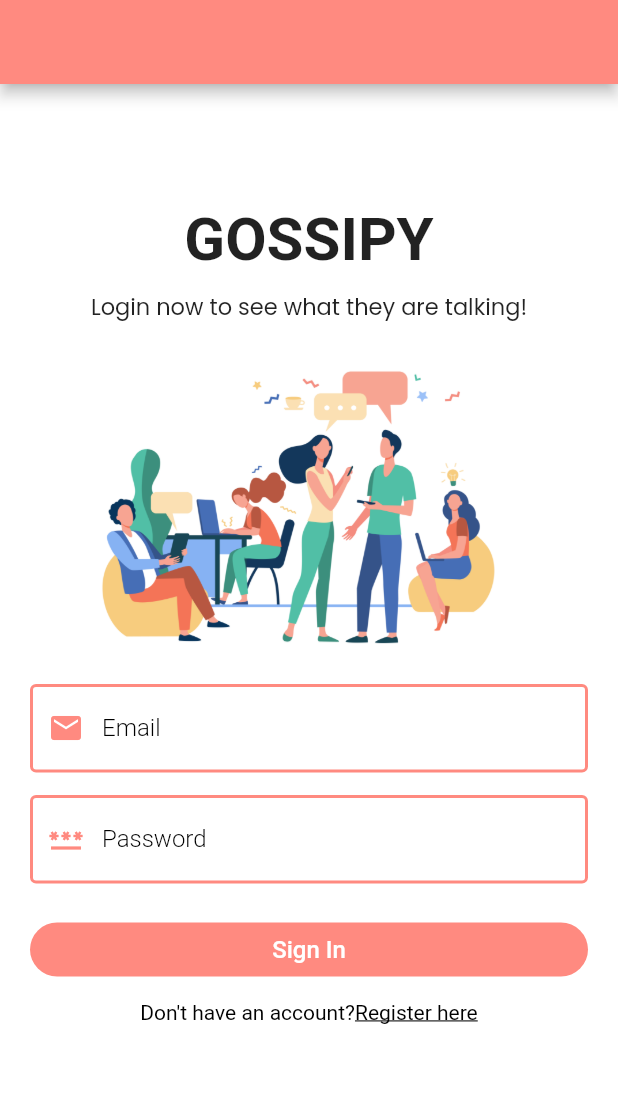
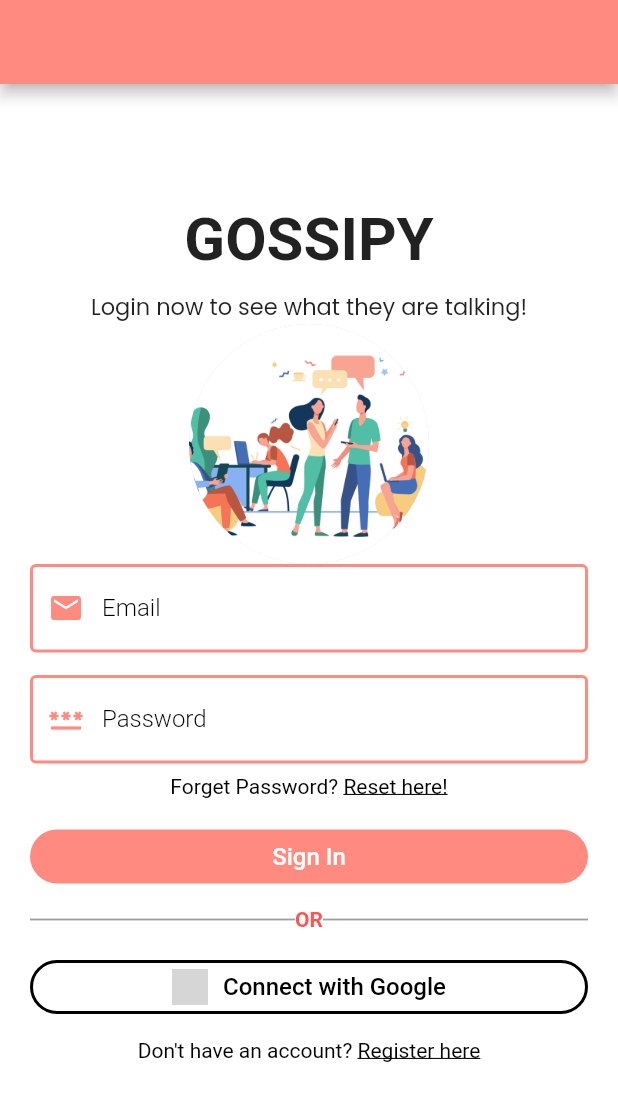
Before and after one commit to mansi05041/chatgrp_firebase, a Flutter app: the screen it shows after launch, on a phone screen of 412 x 824 dp. Shown: the top 1101 px of the screen. Run offline on Flutter 3.47's test engine with Material 2 defaults, Android fonts, the phone set to English and light mode, and no system bars; our stand-ins replace cloud_firestore, firebase_auth, firebase_core, google_fonts, shared_preferences; accounts and stored records are empty; Roboto replaces fonts that are missing (Eczar); grey boxes are pictures that could not be loaded.

Commit message:
Added login with Google option

```diff
--- a/lib/pages/login_page.dart
+++ b/lib/pages/login_page.dart
@@ -1,5 +1,6 @@
 import 'package:chatgrp_firebase/helper/helper_function.dart';
 import 'package:chatgrp_firebase/pages/register_page.dart';
+import 'package:chatgrp_firebase/pages/reset_password.dart';
 import 'package:chatgrp_firebase/service/auth_service.dart';
 import 'package:chatgrp_firebase/service/database_service.dart';
 import 'package:chatgrp_firebase/widgets/widget.dart';
@@ -29,6 +30,7 @@ class _LoginPageState extends State<LoginPage> {
     return Scaffold(
         appBar: AppBar(
           backgroundColor: Theme.of(context).primaryColor,
+          automaticallyImplyLeading: false,
         ),
         body: _isLoading
             ? Center(
@@ -41,21 +43,29 @@ class _LoginPageState extends State<LoginPage> {
                   child: Form(
                     key: formKey,
                     child: Column(
-                      mainAxisAlignment: MainAxisAlignment.center,
+                      mainAxisAlignment: MainAxisAlignment.start,
                       crossAxisAlignment: CrossAxisAlignment.center,
                       children: <Widget>[
+                        // main heading
                         Text("GOSSIPY",
                             style: GoogleFonts.eczar(
                                 textStyle: const TextStyle(
                                     fontSize: 40,
                                     fontWeight: FontWeight.bold))),
                         const SizedBox(height: 10),
+                        // sub heading
                         Text("Login now to see what they are talking!",
                             style: GoogleFonts.poppins(
                                 textStyle: const TextStyle(
                                     fontSize: 15,
                                     fontWeight: FontWeight.w400))),
-                        Image.asset("image/people_discuss.jpg"),
+                        // Image
+                        CircleAvatar(
+                          radius: 80,
+                          backgroundImage:
+                              AssetImage("image/people_discuss.jpg"),
+                        ),
+                        // email
                         TextFormField(
                           decoration: textInputDecoration.copyWith(
                               labelText: "Email",
@@ -80,6 +90,7 @@ class _LoginPageState extends State<LoginPage> {
                         const SizedBox(
                           height: 15,
                         ),
+                        // password
                         TextFormField(
                           obscureText: true,
                           decoration: textInputDecoration.copyWith(
@@ -101,9 +112,28 @@ class _LoginPageState extends State<LoginPage> {
                             });
                           },
                         ),
+                        const SizedBox(height: 7),
+                        // forget password option
+                        Text.rich(TextSpan(
+                          text: "Forget Password? ",
+                          style: const TextStyle(
+                              color: Colors.black, fontSize: 14),
+                          children: <TextSpan>[
+                            TextSpan(
+                                text: "Reset here!",
+                                style: const TextStyle(
+                                    color: Colors.black,
+                                    decoration: TextDecoration.underline),
+                                recognizer: TapGestureRecognizer()
+                                  ..onTap = () {
+                                    nextScreen(context, ResetPassword());
+                                  }),
+                          ],
+                        )),
                         const SizedBox(
-                          height: 20,
+                          height: 15,
                         ),
+                        // Sign in option
                         SizedBox(
                           width: double.infinity,
                           child: ElevatedButton(
@@ -120,11 +150,76 @@ class _LoginPageState extends State<LoginPage> {
                                     color: Colors.white, fontSize: 16)),
                           ),
                         ),
+                        SizedBox(height: 10),
+                        Row(
+                          children: const <Widget>[
+                            Expanded(
+                              child: Divider(
+                                height: 2,
+                                color: Colors.grey,
+                                thickness: 1.2,
+                              ),
+                            ),
+                            Text(
+                              'OR',
+                              style: TextStyle(
+                                color: Colors.redAccent,
+                                fontWeight: FontWeight.bold,
+                              ),
+                            ),
+                            Expanded(
+                              child: Divider(
+                                height: 2,
+                                color: Colors.grey,
+                                thickness: 1.2,
+                              ),
+                            ),
+                          ],
+                        ),
+                        // Google Sign in option
+                        const SizedBox(height: 13),
+                        SizedBox(
+                          width: double.infinity,
+                          child: ElevatedButton(
+                            style: ElevatedButton.styleFrom(
+                              backgroundColor: Colors.white,
+                              elevation: 0,
+                              shape: RoundedRectangleBorder(
+                                borderRadius: BorderRadius.circular(30),
+                                side: const BorderSide(
+                                  color: Colors.black,
+                                  width: 2,
+                                ),
+                              ),
+                            ),
+                            onPressed: () {
+                              loginWithGoogle();
+                            },
+                            child: Row(
+                              mainAxisAlignment: MainAxisAlignment.center,
+                              children: [
+                                Image.asset(
+                                  'image/google.png',
+                                  height: 24,
+                                ),
+                                const SizedBox(width: 10),
+                                const Text(
+                                  "Connect with Google",
+                                  style: TextStyle(
+                                    color: Colors.black,
+                                    fontSize: 16,
+                                  ),
+                                ),
+                              ],
+                            ),
+                          ),
+                        ),
                         const SizedBox(
                           height: 10,
                         ),
+                        // Login option
                         Text.rich(TextSpan(
-                          text: "Don't have an account?",
+                          text: "Don't have an account? ",
                           style: const TextStyle(
                               color: Colors.black, fontSize: 14),
                           children: <TextSpan>[
@@ -146,6 +241,25 @@ class _LoginPageState extends State<LoginPage> {
               ));
   }
 
+  // function to login with google Account
+  loginWithGoogle() async {
+    setState(() {
+      _isLoading = true;
+    });
+    await authService.RegisterWithGoogle().then((value) async {
+      if (value == true) {
+        // move to Home page
+        nextScreen(context, HomePage());
+      } else {
+        showSnackbar(context, Colors.redAccent, value);
+        setState(() {
+          _isLoading = false;
+        });
+      }
+    });
+  }
+
+  // function to login with email and password
   login() async {
     if (formKey.currentState!.validate()) {
       setState(() {
```
Also changed, not shown: image/google.png (added).
